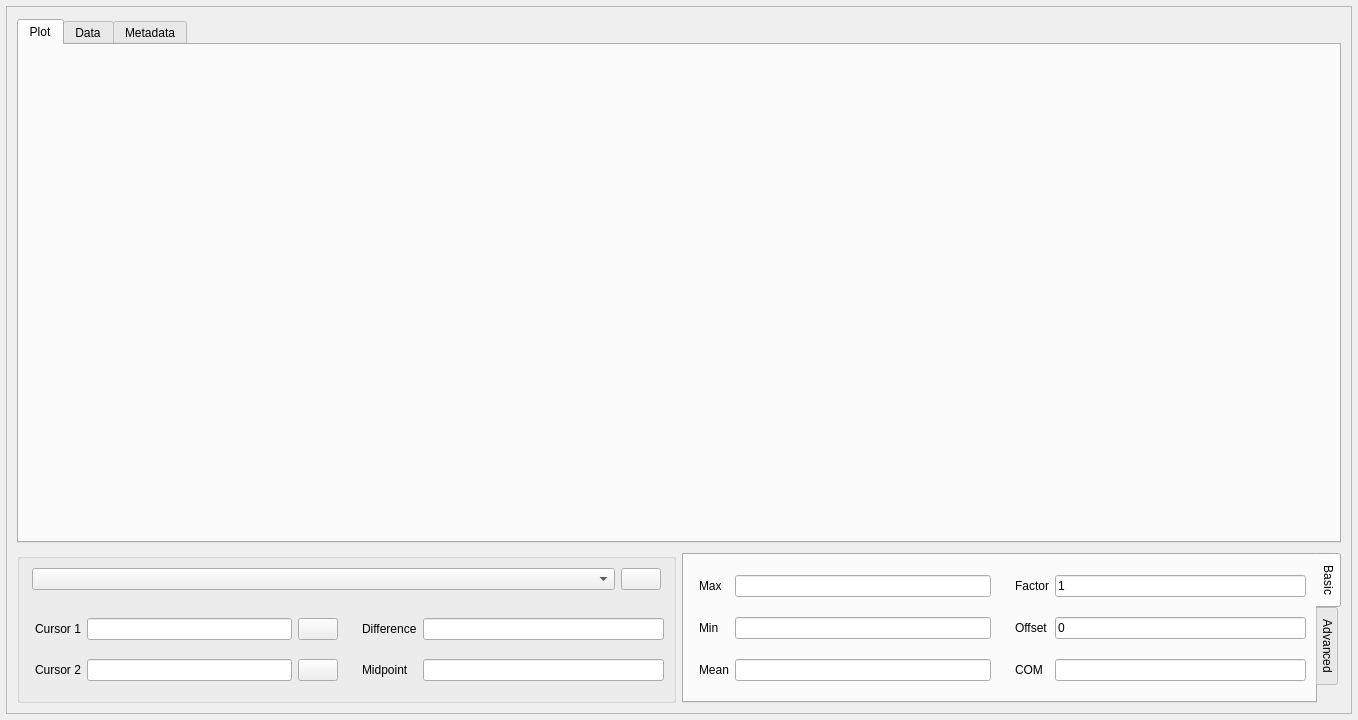
The window that mdaviz/resources/mda_file_viz.ui (BCDA-APS/mdaviz) describes before a commit, drawn with Qt 5.
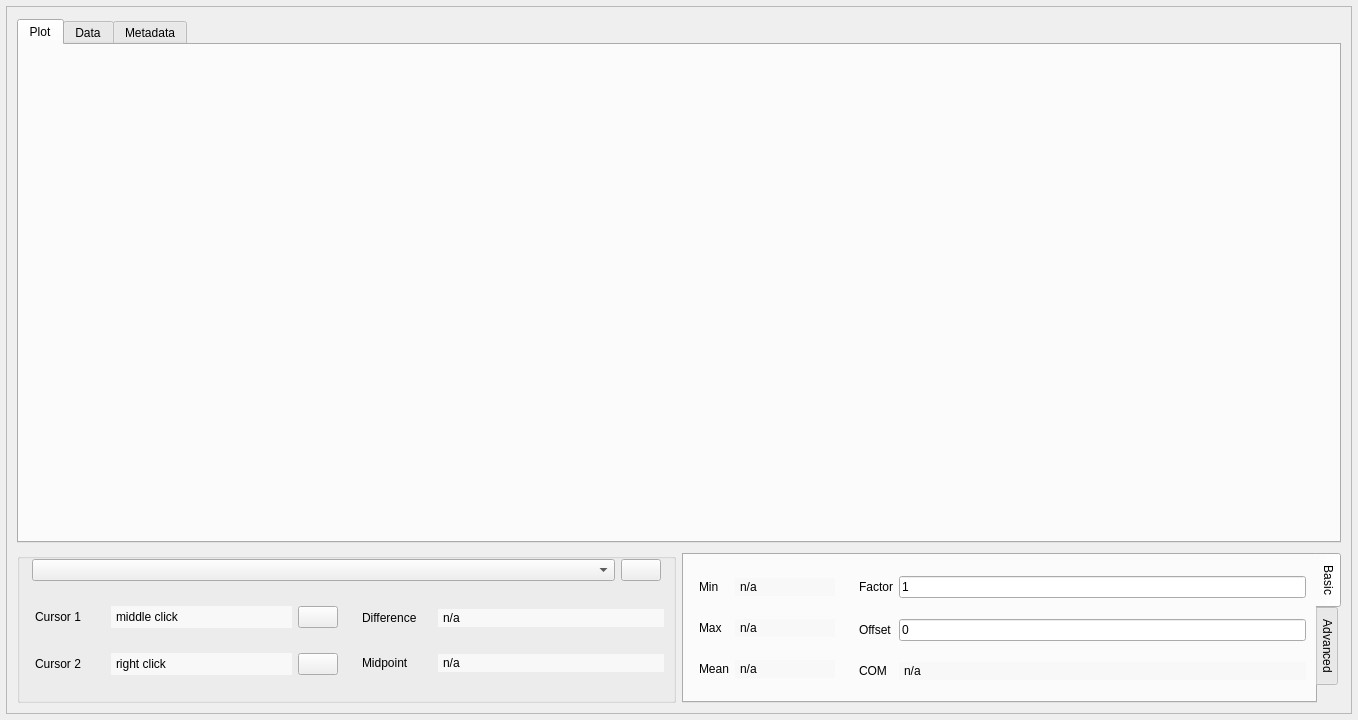
The same window after the commit. Icons and pictures are not drawn.

Patch:
```diff
--- a/mdaviz/resources/mda_file_viz.ui
+++ b/mdaviz/resources/mda_file_viz.ui
@@ -290,18 +290,14 @@
                    <property name="verticalSpacing">
                     <number>0</number>
                    </property>
-                   <item row="1" column="0">
-                    <widget class="QLabel" name="cursor2_label">
-                     <property name="toolTip">
-                      <string>Press right click</string>
-                     </property>
-                     <property name="text">
-                      <string>Cursor 2</string>
-                     </property>
-                    </widget>
-                   </item>
                    <item row="0" column="0">
                     <widget class="QLabel" name="cursor1_label">
+                     <property name="maximumSize">
+                      <size>
+                       <width>70</width>
+                       <height>16777215</height>
+                      </size>
+                     </property>
                      <property name="toolTip">
                       <string>Press middle click</string>
                      </property>
@@ -310,28 +306,57 @@
                      </property>
                     </widget>
                    </item>
-                   <item row="1" column="1">
-                    <widget class="QLineEdit" name="pos2_text">
+                   <item row="1" column="2">
+                    <widget class="QPushButton" name="cursor2_remove">
+                     <property name="maximumSize">
+                      <size>
+                       <width>40</width>
+                       <height>16777215</height>
+                      </size>
+                     </property>
                      <property name="toolTip">
-                      <string>Cursor 2 position</string>
+                      <string>Remove cursor 2</string>
                      </property>
-                     <property name="readOnly">
-                      <bool>true</bool>
+                     <property name="text">
+                      <string/>
+                     </property>
+                     <property name="icon">
+                      <iconset>
+                       <normaloff>delete.png</normaloff>delete.png</iconset>
+                     </property>
+                     <property name="iconSize">
+                      <size>
+                       <width>14</width>
+                       <height>14</height>
+                      </size>
                      </property>
                     </widget>
                    </item>
                    <item row="0" column="1">
-                    <widget class="QLineEdit" name="pos1_text">
+                    <widget class="QLabel" name="pos1_text">
                      <property name="toolTip">
                       <string>Cursor 1 position</string>
                      </property>
-                     <property name="readOnly">
-                      <bool>true</bool>
+                     <property name="styleSheet">
+                      <string notr="true">QLabel {
+    background-color: rgb(248, 248, 248);
+    border: none;
+    padding: 2px;
+}</string>
+                     </property>
+                     <property name="text">
+                      <string>middle click</string>
                      </property>
                     </widget>
                    </item>
                    <item row="0" column="2">
                     <widget class="QPushButton" name="cursor1_remove">
+                     <property name="maximumSize">
+                      <size>
+                       <width>40</width>
+                       <height>16777215</height>
+                      </size>
+                     </property>
                      <property name="toolTip">
                       <string>Remove cursor 1</string>
                      </property>
@@ -350,23 +375,36 @@
                      </property>
                     </widget>
                    </item>
-                   <item row="1" column="2">
-                    <widget class="QPushButton" name="cursor2_remove">
-                     <property name="toolTip">
-                      <string>Remove cursor 2</string>
-                     </property>
-                     <property name="text">
-                      <string/>
-                     </property>
-                     <property name="icon">
-                      <iconset>
-                       <normaloff>delete.png</normaloff>delete.png</iconset>
-                     </property>
-                     <property name="iconSize">
+                   <item row="1" column="0">
+                    <widget class="QLabel" name="cursor2_label">
+                     <property name="maximumSize">
                       <size>
-                       <width>14</width>
-                       <height>14</height>
+                       <width>80</width>
+                       <height>16777215</height>
                       </size>
+                     </property>
+                     <property name="toolTip">
+                      <string>Press right click</string>
+                     </property>
+                     <property name="text">
+                      <string>Cursor 2</string>
+                     </property>
+                    </widget>
+                   </item>
+                   <item row="1" column="1">
+                    <widget class="QLabel" name="pos2_text">
+                     <property name="toolTip">
+                      <string>Cursor 2 position</string>
+                     </property>
+                     <property name="styleSheet">
+                      <string notr="true">QLabel {
+    background-color: rgb(248, 248, 248);
+    border: none;
+    padding: 2px;
+}</string>
+                     </property>
+                     <property name="text">
+                      <string>right click</string>
                      </property>
                     </widget>
                    </item>
@@ -388,18 +426,61 @@
                    <property name="verticalSpacing">
                     <number>0</number>
                    </property>
-                   <item row="0" column="0">
-                    <widget class="QLabel" name="diff_label">
+                   <item row="1" column="1">
+                    <widget class="QLabel" name="diff_text">
                      <property name="toolTip">
                       <string>(x1-x2,y1-y2)</string>
                      </property>
+                     <property name="styleSheet">
+                      <string notr="true">QLabel {
+    background-color: rgb(248, 248, 248);
+    border: none;
+    padding: 2px;
+}</string>
+                     </property>
                      <property name="text">
-                      <string>Difference</string>
+                      <string>n/a</string>
                      </property>
                     </widget>
                    </item>
-                   <item row="1" column="0">
+                   <item row="4" column="0">
+                    <spacer name="verticalSpacer_2">
+                     <property name="orientation">
+                      <enum>Qt::Vertical</enum>
+                     </property>
+                     <property name="sizeHint" stdset="0">
+                      <size>
+                       <width>20</width>
+                       <height>40</height>
+                      </size>
+                     </property>
+                    </spacer>
+                   </item>
+                   <item row="3" column="1">
+                    <widget class="QLabel" name="midpoint_text">
+                     <property name="toolTip">
+                      <string>(0.5*(x1 + x2), 0.5*(y1 + y2))</string>
+                     </property>
+                     <property name="styleSheet">
+                      <string notr="true">QLabel {
+    background-color: rgb(248, 248, 248);
+    border: none;
+    padding: 2px;
+}</string>
+                     </property>
+                     <property name="text">
+                      <string>n/a</string>
+                     </property>
+                    </widget>
+                   </item>
+                   <item row="3" column="0">
                     <widget class="QLabel" name="midpoint_label">
+                     <property name="maximumSize">
+                      <size>
+                       <width>80</width>
+                       <height>16777215</height>
+                      </size>
+                     </property>
                      <property name="toolTip">
                       <string>(0.5*(x1 + x2), 0.5*(y1 + y2) )</string>
                      </property>
@@ -408,25 +489,47 @@
                      </property>
                     </widget>
                    </item>
-                   <item row="0" column="1">
-                    <widget class="QLineEdit" name="diff_text">
+                   <item row="1" column="0">
+                    <widget class="QLabel" name="diff_label">
+                     <property name="maximumSize">
+                      <size>
+                       <width>70</width>
+                       <height>16777215</height>
+                      </size>
+                     </property>
                      <property name="toolTip">
                       <string>(x1-x2,y1-y2)</string>
                      </property>
-                     <property name="readOnly">
-                      <bool>true</bool>
+                     <property name="text">
+                      <string>Difference</string>
                      </property>
                     </widget>
                    </item>
-                   <item row="1" column="1">
-                    <widget class="QLineEdit" name="midpoint_text">
-                     <property name="toolTip">
-                      <string>(0.5*(x1 + x2), 0.5*(y1 + y2) )</string>
+                   <item row="0" column="0">
+                    <spacer name="verticalSpacer">
+                     <property name="orientation">
+                      <enum>Qt::Vertical</enum>
                      </property>
-                     <property name="readOnly">
-                      <bool>true</bool>
+                     <property name="sizeHint" stdset="0">
+                      <size>
+                       <width>20</width>
+                       <height>40</height>
+                      </size>
                      </property>
-                    </widget>
+                    </spacer>
+                   </item>
+                   <item row="2" column="0">
+                    <spacer name="verticalSpacer_3">
+                     <property name="orientation">
+                      <enum>Qt::Vertical</enum>
+                     </property>
+                     <property name="sizeHint" stdset="0">
+                      <size>
+                       <width>20</width>
+                       <height>40</height>
+                      </size>
+                     </property>
+                    </spacer>
                    </item>
                   </layout>
                  </widget>
@@ -513,7 +616,34 @@
                     <property name="verticalSpacing">
                      <number>0</number>
                     </property>
-                    <item row="1" column="0">
+                    <item row="7" column="1">
+                     <spacer name="verticalSpacer_10">
+                      <property name="orientation">
+                       <enum>Qt::Vertical</enum>
+                      </property>
+                      <property name="sizeHint" stdset="0">
+                       <size>
+                        <width>20</width>
+                        <height>40</height>
+                       </size>
+                      </property>
+                     </spacer>
+                    </item>
+                    <item row="8" column="1">
+                     <widget class="QLabel" name="mean_text">
+                      <property name="styleSheet">
+                       <string notr="true">QLabel {
+    background-color: rgb(248, 248, 248);
+    border: none;
+    padding: 2px;
+}</string>
+                      </property>
+                      <property name="text">
+                       <string>n/a</string>
+                      </property>
+                     </widget>
+                    </item>
+                    <item row="4" column="0">
                      <widget class="QLabel" name="max_label">
                       <property name="toolTip">
                        <string>(x,y) coordinates for MAX</string>
@@ -523,30 +653,79 @@
                       </property>
                      </widget>
                     </item>
-                    <item row="4" column="0">
-                     <widget class="QLabel" name="Mean_label">
+                    <item row="8" column="0">
+                     <widget class="QLabel" name="mean_label">
                       <property name="text">
                        <string>Mean</string>
                       </property>
                      </widget>
                     </item>
-                    <item row="1" column="1">
-                     <widget class="QLineEdit" name="max_text">
-                      <property name="toolTip">
-                       <string>(x,y) coordinates for MAX</string>
+                    <item row="3" column="0">
+                     <spacer name="verticalSpacer_9">
+                      <property name="orientation">
+                       <enum>Qt::Vertical</enum>
                       </property>
-                      <property name="readOnly">
-                       <bool>true</bool>
+                      <property name="sizeHint" stdset="0">
+                       <size>
+                        <width>20</width>
+                        <height>40</height>
+                       </size>
                       </property>
-                     </widget>
+                     </spacer>
                     </item>
                     <item row="4" column="1">
-                     <widget class="QLineEdit" name="mean_text">
-                      <property name="readOnly">
-                       <bool>true</bool>
+                     <widget class="QLabel" name="max_text">
+                      <property name="toolTip">
+                       <string>(x,y) coordinates for MAX</string>
                       </property>
+                      <property name="styleSheet">
+                       <string notr="true">QLabel {
+    background-color: rgb(248, 248, 248);
+    border: none;
+    padding: 2px;
+}</string>
+                      </property>
+                      <property name="text">
+                       <string>n/a</string>
+                      </property>
                      </widget>
                     </item>
+                    <item row="2" column="1">
+                     <widget class="QLabel" name="min_text">
+                      <property name="minimumSize">
+                       <size>
+                        <width>100</width>
+                        <height>0</height>
+                       </size>
+                      </property>
+                      <property name="toolTip">
+                       <string>(x,y) coordinates for MIN</string>
+                      </property>
+                      <property name="styleSheet">
+                       <string notr="true">QLabel {
+    background-color: rgb(248, 248, 248);
+    border: none;
+    padding: 2px;
+}</string>
+                      </property>
+                      <property name="text">
+                       <string>n/a</string>
+                      </property>
+                     </widget>
+                    </item>
+                    <item row="1" column="1">
+                     <spacer name="verticalSpacer_8">
+                      <property name="orientation">
+                       <enum>Qt::Vertical</enum>
+                      </property>
+                      <property name="sizeHint" stdset="0">
+                       <size>
+                        <width>20</width>
+                        <height>40</height>
+                       </size>
+                      </property>
+                     </spacer>
+                    </item>
                     <item row="2" column="0">
                      <widget class="QLabel" name="min_label">
                       <property name="toolTip">
@@ -557,12 +736,18 @@
                       </property>
                      </widget>
                     </item>
-                    <item row="2" column="1">
-                     <widget class="QLineEdit" name="min_text">
-                      <property name="toolTip">
-                       <string>(x,y) coordinates for MIN</string>
+                    <item row="9" column="1">
+                     <spacer name="verticalSpacer_11">
+                      <property name="orientation">
+                       <enum>Qt::Vertical</enum>
                       </property>
-                     </widget>
+                      <property name="sizeHint" stdset="0">
+                       <size>
+                        <width>20</width>
+                        <height>40</height>
+                       </size>
+                      </property>
+                     </spacer>
                     </item>
                    </layout>
                   </widget>
@@ -582,27 +767,7 @@
                     <property name="verticalSpacing">
                      <number>0</number>
                     </property>
-                    <item row="1" column="2">
-                     <widget class="QLineEdit" name="offset_value">
-                      <property name="toolTip">
-                       <string>offset + (factor *y)</string>
-                      </property>
-                      <property name="text">
-                       <string>0</string>
-                      </property>
-                     </widget>
-                    </item>
-                    <item row="0" column="0">
-                     <widget class="QLabel" name="factor_label">
-                      <property name="toolTip">
-                       <string>Enter a number to scale the y-values of the selected curve</string>
-                      </property>
-                      <property name="text">
-                       <string>Factor</string>
-                      </property>
-                     </widget>
-                    </item>
-                    <item row="1" column="0">
+                    <item row="3" column="0">
                      <widget class="QLabel" name="offset_label">
                       <property name="toolTip">
                        <string>Enter a number to offset the y-values of the selected curve</string>
@@ -612,7 +777,60 @@
                       </property>
                      </widget>
                     </item>
+                    <item row="5" column="2">
+                     <widget class="QLabel" name="com_text">
+                      <property name="toolTip">
+                       <string>center of mass</string>
+                      </property>
+                      <property name="styleSheet">
+                       <string notr="true">QLabel {
+    background-color: rgb(248, 248, 248);
+    border: none;
+    padding: 2px;
+}</string>
+                      </property>
+                      <property name="text">
+                       <string>n/a</string>
+                      </property>
+                     </widget>
+                    </item>
+                    <item row="1" column="0">
+                     <widget class="QLabel" name="factor_label">
+                      <property name="toolTip">
+                       <string>Enter a number to scale the y-values of the selected curve</string>
+                      </property>
+                      <property name="text">
+                       <string>Factor</string>
+                      </property>
+                     </widget>
+                    </item>
                     <item row="0" column="2">
+                     <spacer name="verticalSpacer_4">
+                      <property name="orientation">
+                       <enum>Qt::Vertical</enum>
+                      </property>
+                      <property name="sizeHint" stdset="0">
+                       <size>
+                        <width>20</width>
+                        <height>40</height>
+                       </size>
+                      </property>
+                     </spacer>
+                    </item>
+                    <item row="4" column="2">
+                     <spacer name="verticalSpacer_6">
+                      <property name="orientation">
+                       <enum>Qt::Vertical</enum>
+                      </property>
+                      <property name="sizeHint" stdset="0">
+                       <size>
+                        <width>20</width>
+                        <height>40</height>
+                       </size>
+                      </property>
+                     </spacer>
+                    </item>
+                    <item row="1" column="2">
                      <widget class="QLineEdit" name="factor_value">
                       <property name="toolTip">
                        <string>offset + (factor *y)</string>
@@ -622,7 +840,20 @@
                       </property>
                      </widget>
                     </item>
-                    <item row="3" column="0">
+                    <item row="2" column="2">
+                     <spacer name="verticalSpacer_5">
+                      <property name="orientation">
+                       <enum>Qt::Vertical</enum>
+                      </property>
+                      <property name="sizeHint" stdset="0">
+                       <size>
+                        <width>20</width>
+                        <height>40</height>
+                       </size>
+                      </property>
+                     </spacer>
+                    </item>
+                    <item row="5" column="0">
                      <widget class="QLabel" name="com_label">
                       <property name="toolTip">
                        <string>Centor of mass abscissa</string>
@@ -633,15 +864,28 @@
                      </widget>
                     </item>
                     <item row="3" column="2">
-                     <widget class="QLineEdit" name="com_text">
+                     <widget class="QLineEdit" name="offset_value">
                       <property name="toolTip">
-                       <string>Centor of mass abscissa</string>
+                       <string>offset + (factor *y)</string>
                       </property>
-                      <property name="readOnly">
-                       <bool>true</bool>
+                      <property name="text">
+                       <string>0</string>
                       </property>
                      </widget>
                     </item>
+                    <item row="6" column="2">
+                     <spacer name="verticalSpacer_7">
+                      <property name="orientation">
+                       <enum>Qt::Vertical</enum>
+                      </property>
+                      <property name="sizeHint" stdset="0">
+                       <size>
+                        <width>20</width>
+                        <height>40</height>
+                       </size>
+                      </property>
+                     </spacer>
+                    </item>
                    </layout>
                   </widget>
                  </item>
```
